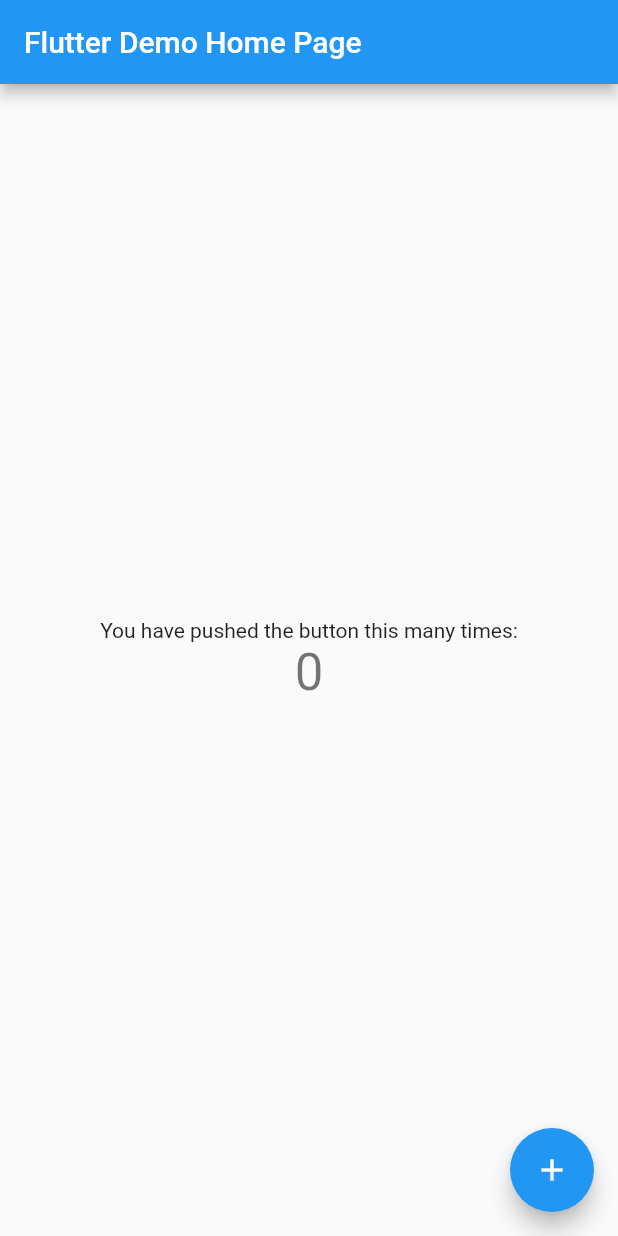
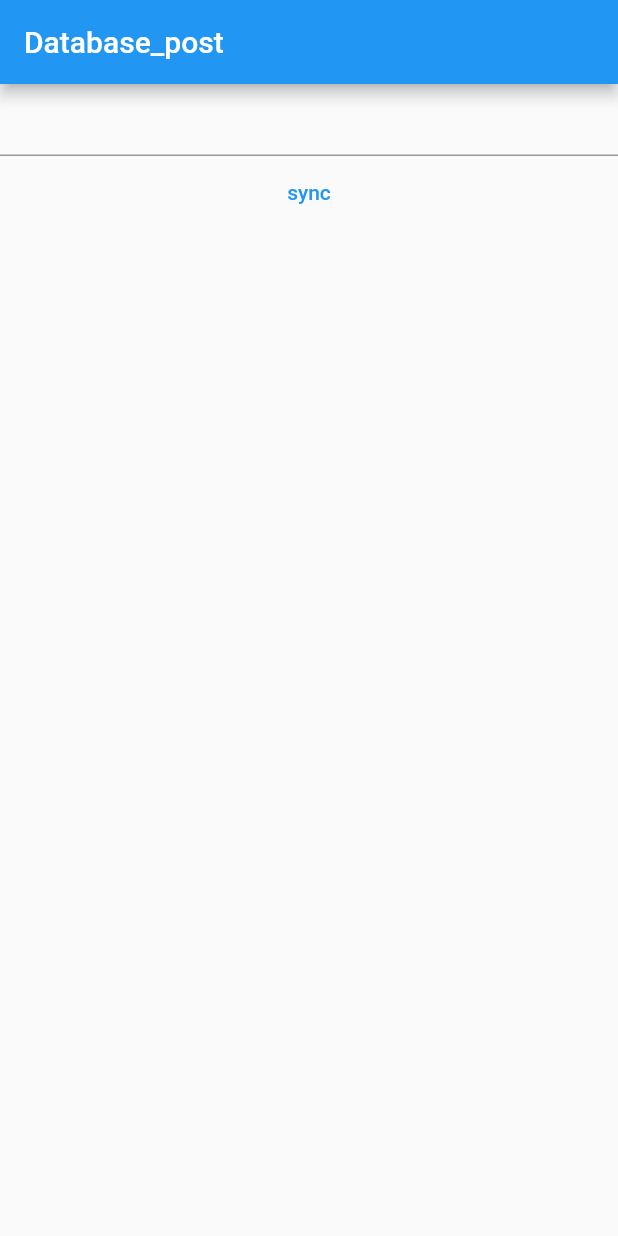
Before and after one commit to asmfahim29/flutter_git, a Flutter app: the screen it shows after launch, on a phone screen of 412 x 824 dp. Run offline on Flutter 3.47's test engine with Material 2 defaults, Android fonts, the phone set to English and light mode, and no system bars; our stand-ins replace sqflite; missing offline and left inert: dart:html; accounts and stored records are empty.

Commit message:
added new dart file name homepage

```diff
--- /dev/null
+++ b/lib/homepage.dart
@@ -0,0 +1,30 @@
+import 'dart:html';
+
+import 'package:flutter/material.dart';
+
+class MyHomePage extends StatefulWidget {
+  const MyHomePage({Key? key}) : super(key: key);
+
+  @override
+  _MyHomePageState createState() => _MyHomePageState();
+}
+
+class _MyHomePageState extends State<MyHomePage> {
+  @override
+  Widget build(BuildContext context) {
+    return SafeArea(child: Scaffold(
+      appBar: AppBar(
+        title: Text("Database_post"),
+
+      ),
+      body: Center(
+        child: Column(
+          children: [
+            TextField(),
+            TextButton(onPressed: (){}, child: Text("sync")),
+          ],
+        ),
+      ),
+    ));
+  }
+}
--- a/lib/main.dart
+++ b/lib/main.dart
@@ -1,4 +1,5 @@
 import 'package:flutter/material.dart';
+import 'package:flutter_app_git/homepage.dart';
 
 void main() {
   runApp(const MyApp());
@@ -11,105 +12,11 @@ class MyApp extends StatelessWidget {
   @override
   Widget build(BuildContext context) {
     return MaterialApp(
-      title: 'Flutter Demo',
+      title: 'Flutter Git',
       theme: ThemeData(
-        // This is the theme of your application.
-        //
-        // Try running your application with "flutter run". You'll see the
-        // application has a blue toolbar. Then, without quitting the app, try
-        // changing the primarySwatch below to Colors.green and then invoke
-        // "hot reload" (press "r" in the console where you ran "flutter run",
-        // or simply save your changes to "hot reload" in a Flutter IDE).
-        // Notice that the counter didn't reset back to zero; the application
-        // is not restarted.
         primarySwatch: Colors.blue,
       ),
-      home: const MyHomePage(title: 'Flutter Demo Home Page'),
+      home: const MyHomePage(),
     );
   }
 }
-
-class MyHomePage extends StatefulWidget {
-  const MyHomePage({Key? key, required this.title}) : super(key: key);
-
-  // This widget is the home page of your application. It is stateful, meaning
-  // that it has a State object (defined below) that contains fields that affect
-  // how it looks.
-
-  // This class is the configuration for the state. It holds the values (in this
-  // case the title) provided by the parent (in this case the App widget) and
-  // used by the build method of the State. Fields in a Widget subclass are
-  // always marked "final".
-
-  final String title;
-
-  @override
-  State<MyHomePage> createState() => _MyHomePageState();
-}
-
-class _MyHomePageState extends State<MyHomePage> {
-  int _counter = 0;
-
-  void _incrementCounter() {
-    setState(() {
-      // This call to setState tells the Flutter framework that something has
-      // changed in this State, which causes it to rerun the build method below
-      // so that the display can reflect the updated values. If we changed
-      // _counter without calling setState(), then the build method would not be
-      // called again, and so nothing would appear to happen.
-      _counter++;
-    });
-  }
-
-  @override
-  Widget build(BuildContext context) {
-    // This method is rerun every time setState is called, for instance as done
-    // by the _incrementCounter method above.
-    //
-    // The Flutter framework has been optimized to make rerunning build methods
-    // fast, so that you can just rebuild anything that needs updating rather
-    // than having to individually change instances of widgets.
-    return Scaffold(
-      appBar: AppBar(
-        // Here we take the value from the MyHomePage object that was created by
-        // the App.build method, and use it to set our appbar title.
-        title: Text(widget.title),
-      ),
-      body: Center(
-        // Center is a layout widget. It takes a single child and positions it
-        // in the middle of the parent.
-        child: Column(
-          // Column is also a layout widget. It takes a list of children and
-          // arranges them vertically. By default, it sizes itself to fit its
-          // children horizontally, and tries to be as tall as its parent.
-          //
-          // Invoke "debug painting" (press "p" in the console, choose the
-          // "Toggle Debug Paint" action from the Flutter Inspector in Android
-          // Studio, or the "Toggle Debug Paint" command in Visual Studio Code)
-          // to see the wireframe for each widget.
-          //
-          // Column has various properties to control how it sizes itself and
-          // how it positions its children. Here we use mainAxisAlignment to
-          // center the children vertically; the main axis here is the vertical
-          // axis because Columns are vertical (the cross axis would be
-          // horizontal).
-          mainAxisAlignment: MainAxisAlignment.center,
-          children: <Widget>[
-            const Text(
-              'You have pushed the button this many times:',
-            ),
-            Text(
-              '$_counter',
-              style: Theme.of(context).textTheme.headline4,
-            ),
-          ],
-        ),
-      ),
-      floatingActionButton: FloatingActionButton(
-        onPressed: _incrementCounter,
-        tooltip: 'Increment',
-        child: const Icon(Icons.add),
-      ), // This trailing comma makes auto-formatting nicer for build methods.
-    );
-  }
-}
```
